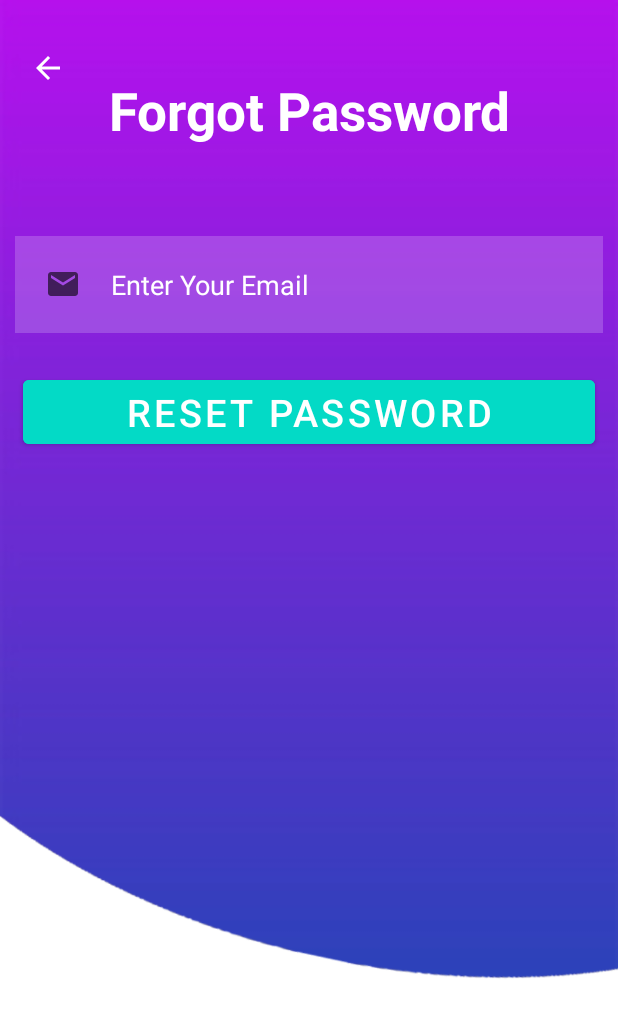
After one commit to SYProject1999/final-project-repo, an Android app: the ForgotPasswordActivity screen opened directly, with no data from a screen before it, on a phone screen of 412 x 824 dp. The commit adds this screen. Shown: the top 1018 px of the screen. Run offline under Robolectric (Android 15) with nearby library versions, the phone set to English and light mode, and no system bars; our stand-ins replace Firebase (no records; nobody signed in at launch, a user with empty details on screens opened directly).

Commit message:
Added Forgot Password Page

```diff
--- /dev/null
+++ b/app/src/main/java/com/example/finalproject/ForgotPasswordActivity.java
@@ -0,0 +1,65 @@
+package com.example.finalproject;
+
+import androidx.annotation.NonNull;
+import androidx.appcompat.app.AppCompatActivity;
+
+import android.os.Bundle;
+import android.util.Patterns;
+import android.widget.Button;
+import android.widget.EditText;
+import android.widget.Toast;
+
+import com.google.android.gms.tasks.OnCompleteListener;
+import com.google.android.gms.tasks.Task;
+import com.google.firebase.auth.FirebaseAuth;
+
+public class ForgotPasswordActivity extends AppCompatActivity {
+
+    EditText emailResetEt;
+    Button resetPasswordBtn;
+
+    FirebaseAuth mAuth;
+
+    @Override
+    protected void onCreate(Bundle savedInstanceState) {
+        super.onCreate(savedInstanceState);
+        setContentView(R.layout.activity_forgot_password);
+
+        emailResetEt = findViewById(R.id.emailResetEt);
+        resetPasswordBtn = findViewById(R.id.resetPasswordBtn);
+        mAuth = FirebaseAuth.getInstance();
+
+        resetPasswordBtn.setOnClickListener(view -> {
+            resetPassword();
+        });
+    }
+
+    private void resetPassword() {
+
+        String email = emailResetEt.getText().toString().trim();
+
+        if (email.isEmpty()) {
+            emailResetEt.setError("Email is Required");
+            emailResetEt.requestFocus();
+            return;
+        }
+
+        if (!Patterns.EMAIL_ADDRESS.matcher(email).matches()) {
+            emailResetEt.setError("Please Provide Valid Email");
+            emailResetEt.requestFocus();
+            return;
+        }
+
+        mAuth.sendPasswordResetEmail(email).addOnCompleteListener(new OnCompleteListener<Void>() {
+            @Override
+            public void onComplete(@NonNull Task<Void> task) {
+                if (task.isSuccessful()){
+                    Toast.makeText(ForgotPasswordActivity.this, "Check Your Email", Toast.LENGTH_LONG).show();
+                    finish();
+                } else
+                    Toast.makeText(ForgotPasswordActivity.this, "Try Again! Something Wrong Happened", Toast.LENGTH_LONG).show();
+            }
+        });
+
+    }
+}
--- /dev/null
+++ b/app/src/main/res/layout/activity_forgot_password.xml
@@ -0,0 +1,60 @@
+<?xml version="1.0" encoding="utf-8"?>
+<RelativeLayout xmlns:android="http://schemas.android.com/apk/res/android"
+    xmlns:app="http://schemas.android.com/apk/res-auto"
+    xmlns:tools="http://schemas.android.com/tools"
+    android:layout_width="match_parent"
+    android:layout_height="match_parent"
+    android:background="@drawable/background"
+    tools:context=".ForgotPasswordActivity">
+
+    <ImageView
+        android:layout_width="wrap_content"
+        android:layout_height="wrap_content"
+        android:id="@+id/back"
+        android:layout_marginTop="33sp"
+        android:layout_marginLeft="20sp"
+        android:src="@drawable/ic_baseline_arrow_back_24" />
+
+    <TextView
+        android:layout_width="match_parent"
+        android:layout_height="wrap_content"
+        android:id="@+id/forgotPasswordTitle"
+        android:text="Forgot Password"
+        android:textColor="@color/white"
+        android:textSize="35dp"
+        android:textStyle="bold"
+        android:layout_margin="50dp"
+        android:gravity="center"/>
+
+    <EditText
+        android:id="@+id/emailResetEt"
+        android:layout_width="match_parent"
+        android:layout_height="wrap_content"
+        android:layout_below="@id/forgotPasswordTitle"
+        android:layout_marginStart="10dp"
+        android:layout_marginTop="10dp"
+        android:layout_marginEnd="10dp"
+        android:layout_marginBottom="10dp"
+        android:background="#30ffffff"
+        android:drawableLeft="@drawable/ic_baseline_email_24"
+        android:drawablePadding="20dp"
+        android:hint="Enter Your Email"
+        android:padding="20dp"
+        android:textColor="@color/white"
+        android:textColorHint="@color/white" />
+
+    <com.google.android.material.button.MaterialButton
+        android:id="@+id/resetPasswordBtn"
+        android:layout_width="match_parent"
+        android:layout_height="wrap_content"
+        android:layout_below="@id/emailResetEt"
+        android:layout_centerHorizontal="true"
+        android:layout_marginStart="15dp"
+        android:layout_marginTop="15dp"
+        android:layout_marginEnd="15dp"
+        android:layout_marginBottom="15dp"
+        android:backgroundTint="@color/design_default_color_secondary"
+        android:text="RESET PASSWORD"
+        android:textSize="25dp" />
+
+</RelativeLayout>
```
Also changed, not shown: app/src/main/AndroidManifest.xml (+5 -2 lines), app/src/main/java/com/example/finalproject/LoginActivity.java (+8 -1 lines), app/src/main/res/layout/activity_login.xml (+7 -3 lines).
